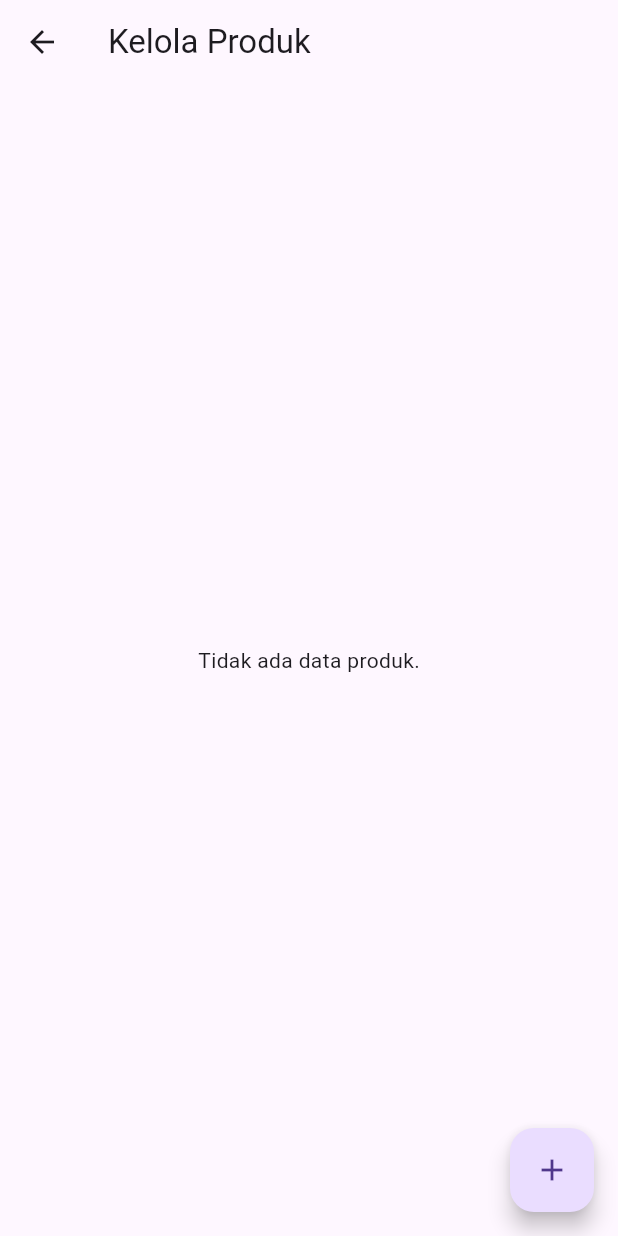
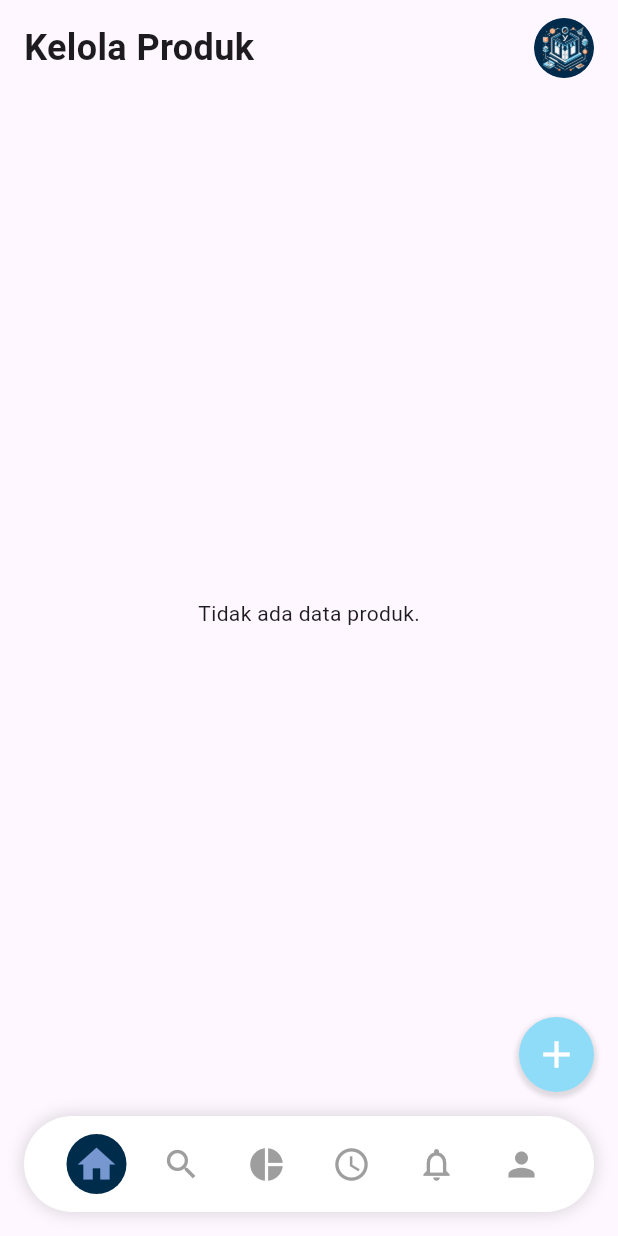
Before and after one commit to riofach/YStore, a Flutter app: the ManageProductScreen screen opened directly with empty values, on a phone screen of 412 x 824 dp. Run offline on Flutter 3.47's test engine with Material 3 defaults, Android fonts, the light colour scheme and no system bars; our stand-ins replace cloud_firestore, firebase_auth, firebase_core, fl_chart, flutter_local_notifications, open_file and 1 more; missing offline and left inert: bcrypt; accounts and stored records are empty.

Commit message:
desain kelola product udah done tinggal memperbaiki  routes

```diff
--- a/lib/screens/manage_product.dart
+++ b/lib/screens/manage_product.dart
@@ -1,7 +1,11 @@
 import 'package:flutter/material.dart';
 import 'package:cloud_firestore/cloud_firestore.dart';
-import '../services/add_product.dart'; // Import the add product screen
-import '../services/auth_service.dart'; // Import AuthService
+import 'package:ystore/config/app_assets.dart';
+import 'package:ystore/config/app_color.dart';
+import 'package:ystore/screens/dashboard_screen.dart';
+import 'package:ystore/screens/manage_purchases.dart';
+import 'package:ystore/widgets/bottom_navigation.dart';
+import '../services/add_product.dart';
 
 class ManageProductScreen extends StatefulWidget {
   final String role;
@@ -14,6 +18,7 @@ class ManageProductScreen extends StatefulWidget {
 
 class _ManageProductScreenState extends State<ManageProductScreen> {
   final FirebaseFirestore _firestore = FirebaseFirestore.instance;
+  int _currentIndex = 0;
 
   Future<void> _deleteProduct(String productId, String productName) async {
     try {
@@ -69,10 +74,30 @@ class _ManageProductScreenState extends State<ManageProductScreen> {
   @override
   Widget build(BuildContext context) {
     return Scaffold(
-      appBar: AppBar(
-        title: Text('Kelola Produk'),
+      body: SafeArea(
+        child: Column(
+          children: [
+            Padding(
+              padding: const EdgeInsets.symmetric(horizontal: 16, vertical: 12),
+              child: Row(
+                mainAxisAlignment: MainAxisAlignment.spaceBetween,
+                children: [
+                  Text(
+                    "Kelola Produk",
+                    style: TextStyle(
+                      fontSize: 24,
+                      fontWeight: FontWeight.bold,
                     ),
-      body: StreamBuilder<QuerySnapshot>(
+                  ),
+                  CircleAvatar(
+                    backgroundImage: AssetImage(AppAssets.logo),
+                  ),
+                ],
+              ),
+            ),
+            SizedBox(height: 10),
+            Expanded(
+              child: StreamBuilder<QuerySnapshot>(
                 stream: _firestore.collection('products').snapshots(),
                 builder: (context, snapshot) {
                   if (snapshot.connectionState == ConnectionState.waiting) {
@@ -80,7 +105,8 @@ class _ManageProductScreenState extends State<ManageProductScreen> {
                   }
 
                   if (snapshot.hasError) {
-            return Center(child: Text("Terjadi error: ${snapshot.error}"));
+                    return Center(
+                        child: Text("Terjadi error: ${snapshot.error}"));
                   }
 
                   if (!snapshot.hasData || snapshot.data!.docs.isEmpty) {
@@ -94,42 +120,102 @@ class _ManageProductScreenState extends State<ManageProductScreen> {
                       Map<String, dynamic> data =
                           document.data() as Map<String, dynamic>;
 
-              return ListTile(
-                title: Text(data['name'] ?? 'Tidak ada nama'),
+                      return Padding(
+                        padding: const EdgeInsets.symmetric(
+                            horizontal: 16.0, vertical: 6.0),
+                        child: Container(
+                          decoration: BoxDecoration(
+                            color: Colors.white,
+                            borderRadius: BorderRadius.circular(12),
+                            boxShadow: [
+                              BoxShadow(
+                                color: Colors.black12,
+                                blurRadius: 4,
+                                spreadRadius: 2,
+                                offset: Offset(0, 2),
+                              ),
+                            ],
+                          ),
+                          child: ListTile(
+                            contentPadding: EdgeInsets.symmetric(
+                                horizontal: 16, vertical: 8),
+                            title: Text(
+                              data['name'] ?? 'Tidak ada nama',
+                              style: TextStyle(fontWeight: FontWeight.bold),
+                            ),
                             subtitle: Text(
-                    "Hb: ${data['buyPrice'] ?? 'kosong'}, Hj: ${data['sellPrice'] ?? 'kosong'}, Stok: ${data['stock'] ?? 0}"),
+                              "Hb: ${data['buyPrice'] ?? 'kosong'}, Hj: ${data['sellPrice'] ?? 'kosong'}, Stok: ${data['stock'] ?? 0}",
+                            ),
                             trailing: widget.role != 'kasir'
                                 ? Row(
                                     mainAxisSize: MainAxisSize.min,
                                     children: [
                                       IconButton(
-                            icon: Icon(Icons.edit),
+                                        icon: Icon(Icons.edit,
+                                            color: Colors.orange),
                                         onPressed: () =>
                                             _showEditProductDialog(document.id),
                                       ),
                                       IconButton(
-                            icon: Icon(Icons.delete),
-                            onPressed: () => _showDeleteConfirmationDialog(
-                                document.id, data['name'] ?? 'Tidak ada nama'),
+                                        icon: Icon(Icons.delete,
+                                            color: Colors.red),
+                                        onPressed: () =>
+                                            _showDeleteConfirmationDialog(
+                                                document.id,
+                                                data['name'] ??
+                                                    'Tidak ada nama'),
                                       ),
                                     ],
                                   )
                                 : null,
+                          ),
+                        ),
                       );
                     },
                   );
                 },
               ),
+            ),
+          ],
+        ),
+      ),
+      bottomNavigationBar: CustomBottomNavigation(
+        currentIndex: _currentIndex,
+        onTap: (index) {
+          Navigator.pushNamed(context, '/dashboard');
+        },
+      ),
       floatingActionButton: widget.role != 'kasir'
-          ? FloatingActionButton(
+          ? Container(
+              width: 50,
+              height: 50,
+              decoration: BoxDecoration(
+                color: AppColor.secondary,
+                borderRadius: BorderRadius.circular(50),
+                boxShadow: [
+                  BoxShadow(
+                    color: const Color.fromARGB(31, 0, 0, 0),
+                    blurRadius: 2,
+                    spreadRadius: 2,
+                    offset: Offset(0, 2),
+                  ),
+                ],
+              ),
+              child: FloatingActionButton(
                 onPressed: () {
-                // Navigate to add product screen
                   Navigator.push(
                     context,
                     MaterialPageRoute(builder: (context) => AddProductScreen()),
                   );
                 },
-              child: Icon(Icons.add),
+                backgroundColor: Colors.transparent,
+                elevation: 0,
+                child: Icon(
+                  Icons.add,
+                  color: Colors.white,
+                  size: 30,
+                ),
+              ),
             )
           : null,
     );
--- a/lib/widgets/buttom_custom.dart
+++ b/lib/widgets/bottom_custom.dart
@@ -1,8 +1,8 @@
 import 'package:flutter/material.dart';
 import 'package:ystore/config/app_color.dart';
 
-class ButtomCustom extends StatelessWidget {
-  const ButtomCustom({
+class BottomCustom extends StatelessWidget {
+  const BottomCustom({
     super.key,
     required this.label,
     required this.onTap,
--- /dev/null
+++ b/lib/widgets/bottom_navigation.dart
@@ -0,0 +1,69 @@
+import 'package:flutter/material.dart';
+import 'package:ystore/config/app_color.dart';
+
+class CustomBottomNavigation extends StatelessWidget {
+  final int currentIndex;
+  final ValueChanged<int> onTap;
+
+  CustomBottomNavigation({
+    Key? key,
+    required this.currentIndex,
+    required this.onTap,
+  }) : super(key: key);
+
+  final List<IconData> icons = [
+    Icons.home,
+    Icons.search,
+    Icons.pie_chart,
+    Icons.access_time,
+    Icons.notifications_none,
+    Icons.person,
+  ];
+
+  @override
+  Widget build(BuildContext context) {
+    return Container(
+      width: 361,
+      height: 64,
+      margin: EdgeInsets.only(
+          left: 16, bottom: 16, right: 16), // Tambahkan margin kanan
+      padding: EdgeInsets.symmetric(horizontal: 20, vertical: 10),
+      decoration: BoxDecoration(
+        color: Colors.white,
+        borderRadius: BorderRadius.circular(50),
+        boxShadow: [
+          BoxShadow(
+            color: Colors.black12,
+            blurRadius: 8,
+            spreadRadius: 2,
+          ),
+        ],
+      ),
+      child: Row(
+        mainAxisAlignment: MainAxisAlignment.spaceAround,
+        children: List.generate(icons.length, (index) {
+          return GestureDetector(
+            onTap: () => onTap(index),
+            child: Container(
+              width: 40,
+              height: 40,
+              decoration: BoxDecoration(
+                color: currentIndex == index
+                    ? AppColor.primary
+                    : Colors.transparent,
+                shape: BoxShape.circle,
+              ),
+              child: Icon(
+                icons[index],
+                color: currentIndex == index
+                    ? const Color.fromARGB(255, 119, 151, 209)
+                    : Colors.grey,
+                size: currentIndex == index ? 30 : 26,
+              ),
+            ),
+          );
+        }),
+      ),
+    );
+  }
+}
```
Also changed, not shown: lib/screens/login.dart (+3 -6 lines), lib/config/app_color.dart (line endings or trailing spaces), 12 other files. Lines whose indentation alone changed are shown as unchanged.
